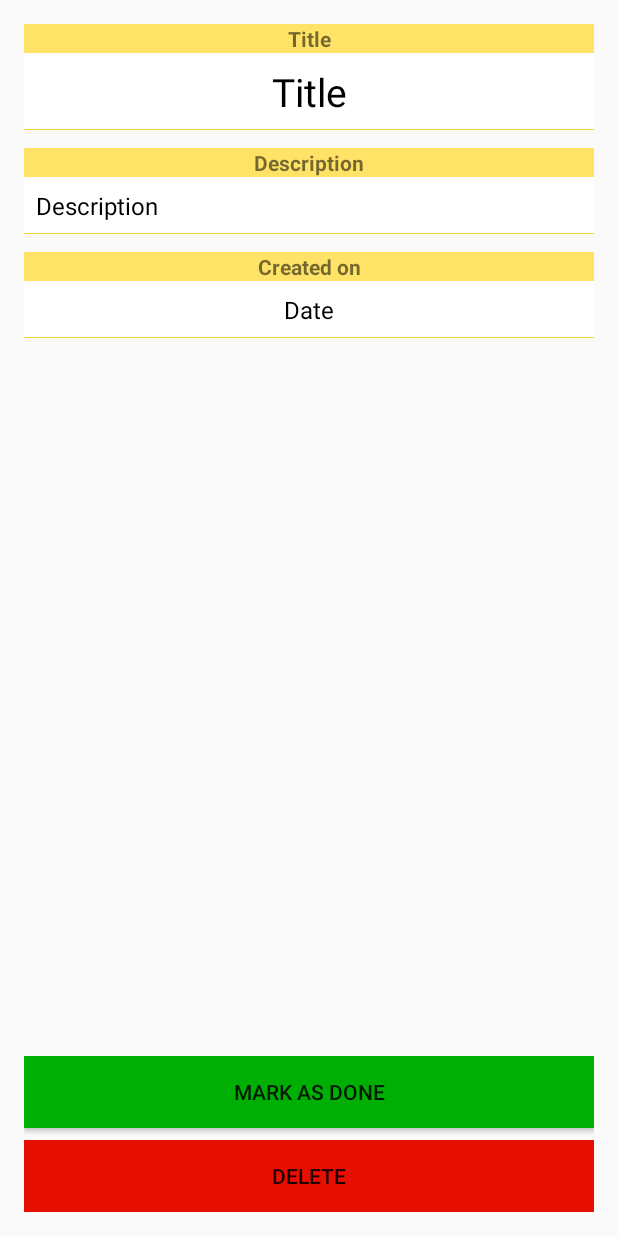
After one commit to banecogic/ToDoApp, an Android app: the ViewToDoActivity screen opened directly, with no data from a screen before it, on a phone screen of 412 x 824 dp. The commit adds this screen. Run offline under Robolectric (Android 15) with nearby library versions, the phone set to English and light mode, and no system bars; 4 statements that could not run were skipped.

Commit message:
Added ViewToDoActivity with posibilities to mark task as done or to be done and to delete task. UI changed a bit.

```diff
--- a/app/src/main/AndroidManifest.xml
+++ b/app/src/main/AndroidManifest.xml
@@ -17,6 +17,7 @@
             </intent-filter>
         </activity>
         <activity android:name=".activity.AddToDoActivity" />
+        <activity android:name=".activity.ViewToDoActivity"></activity>
     </application>
 
 </manifest>
--- /dev/null
+++ b/app/src/main/java/com/example/todoapp/activity/ViewToDoActivity.java
@@ -0,0 +1,90 @@
+package com.example.todoapp.activity;
+
+import android.content.Intent;
+import android.support.v7.app.AppCompatActivity;
+import android.os.Bundle;
+import android.view.View;
+import android.widget.Button;
+import android.widget.TextView;
+
+import com.example.todoapp.Constants;
+import com.example.todoapp.R;
+import com.example.todoapp.Util;
+import com.example.todoapp.manager.PreferenceManager;
+import com.example.todoapp.model.ToDoItem;
+import com.google.gson.Gson;
+
+public class ViewToDoActivity extends AppCompatActivity {
+    Gson gson = new Gson();
+    @Override
+    protected void onCreate(Bundle savedInstanceState) {
+        super.onCreate(savedInstanceState);
+        setContentView(R.layout.activity_view_to_do);
+    }
+
+    @Override
+    protected void onStart() {
+        super.onStart();
+
+        initializeView();
+    }
+
+    private void initializeView() {
+        TextView titleContentView = (TextView) findViewById(R.id.title_content_text_view);
+        TextView descriptionContentView = (TextView) findViewById(R.id.description_content_text_view);
+        TextView dateContentView = (TextView) findViewById(R.id.date_content_text_view);
+
+        Intent intent = getIntent();
+        String toDoItemJson = intent.getStringExtra(Constants.TO_DO_ITEM);
+
+        final ToDoItem toDoItem = gson.fromJson(toDoItemJson, ToDoItem.class);
+        titleContentView.setText(toDoItem.getTitle());
+        descriptionContentView.setText(toDoItem.getDescription());
+        dateContentView.setText(Util.parseDate(toDoItem.getDate()));
+
+        final Button markAsDoneBtn = (Button) findViewById(R.id.mark_as_done_button);
+        final Button markAsNotDoneBtn = (Button) findViewById(R.id.mark_as_not_done_button);
+        Button deleteBtn = (Button) findViewById(R.id.delete_button);
+
+        if(toDoItem.isDone()){
+            markAsDoneBtn.setVisibility(View.GONE);
+            markAsNotDoneBtn.setVisibility(View.VISIBLE);
+        }else{
+            markAsDoneBtn.setVisibility(View.VISIBLE);
+            markAsNotDoneBtn.setVisibility(View.GONE);
+        }
+
+        markAsDoneBtn.setOnClickListener(new View.OnClickListener() {
+            @Override
+            public void onClick(View v) {
+                toDoItem.setDone(true);
+                PreferenceManager.getInstance().saveToDoItem(toDoItem, false);
+                markAsDoneBtn.setVisibility(View.GONE);
+                markAsNotDoneBtn.setVisibility(View.VISIBLE);
+            }
+        });
+
+        markAsNotDoneBtn.setOnClickListener(new View.OnClickListener() {
+            @Override
+            public void onClick(View v) {
+                toDoItem.setDone(false);
+                PreferenceManager.getInstance().saveToDoItem(toDoItem, false);
+                markAsDoneBtn.setVisibility(View.VISIBLE);
+                markAsNotDoneBtn.setVisibility(View.GONE);
+            }
+        });
+
+        deleteBtn.setOnClickListener(new View.OnClickListener() {
+            @Override
+            public void onClick(View v) {
+                removeAction(toDoItem);
+            }
+        });
+    }
+
+    private void removeAction(ToDoItem toDoItem) {
+        PreferenceManager.getInstance().removeToDoItem(toDoItem);
+        Intent backToMainIntent = new Intent(this, MainActivity.class);
+        startActivity(backToMainIntent);
+    }
+}
--- a/app/src/main/res/drawable/edit_text_style.xml
+++ b/app/src/main/res/drawable/edit_text_style.xml
@@ -1,7 +1,18 @@
 <?xml version="1.0" encoding="utf-8"?>
-<shape xmlns:android="http://schemas.android.com/apk/res/android">
-    <solid android:color="@color/colorAccent" />
-    <stroke
-        android:width="1dp"
-        android:color="@color/colorPrimaryDark" />
-</shape>
+<layer-list xmlns:android="http://schemas.android.com/apk/res/android">
+    <item>
+        <shape android:shape="rectangle">
+            <stroke android:width="1dp"
+                android:color="@color/colorPrimaryDark" />
+            <solid android:color="@color/colorAccent" />
+
+        </shape>
+    </item>
+    <item android:bottom="1dp">
+        <shape android:shape="rectangle">
+            <stroke android:width="1dp"
+                android:color="@color/colorAccent" />
+            <solid android:color="@color/colorAccent" />
+        </shape>
+    </item>
+</layer-list>
--- /dev/null
+++ b/app/src/main/res/layout/activity_view_to_do.xml
@@ -0,0 +1,116 @@
+<?xml version="1.0" encoding="utf-8"?>
+<LinearLayout xmlns:android="http://schemas.android.com/apk/res/android"
+    xmlns:tools="http://schemas.android.com/tools"
+    android:id="@+id/activity_view_to_do"
+    android:layout_width="match_parent"
+    android:layout_height="match_parent"
+    android:paddingBottom="@dimen/activity_vertical_margin"
+    android:paddingLeft="@dimen/activity_horizontal_margin"
+    android:paddingRight="@dimen/activity_horizontal_margin"
+    android:paddingTop="@dimen/activity_vertical_margin"
+    android:orientation="vertical"
+    tools:context="com.example.todoapp.activity.AddToDoActivity">
+
+    <TextView
+        android:id="@+id/title_text_view"
+        android:text="@string/title"
+        android:layout_width="match_parent"
+        android:layout_height="wrap_content"
+        android:background="@color/colorPrimary"
+        android:gravity="center"
+        android:textStyle="bold" />
+
+    <TextView
+        android:id="@+id/title_content_text_view"
+        android:layout_width="match_parent"
+        android:layout_height="wrap_content"
+        android:text="@string/title"
+        android:fontFamily="Tahoma"
+        android:textSize="26sp"
+        android:gravity="center"
+        android:textColor="#000000"
+        android:background="@drawable/edit_text_style"
+        android:textStyle="normal"
+        android:padding="8dp" />
+
+    <TextView
+        android:id="@+id/description_text_view"
+        android:text="@string/description"
+        android:layout_width="match_parent"
+        android:layout_height="wrap_content"
+        android:background="@color/colorPrimary"
+        android:layout_marginTop="12dp"
+        android:gravity="center"
+        android:textStyle="bold" />
+
+    <TextView
+        android:id="@+id/description_content_text_view"
+        android:layout_width="match_parent"
+        android:layout_height="wrap_content"
+        android:text="@string/description"
+        android:fontFamily="Tahoma"
+        android:textSize="16sp"
+        android:textColor="#000000"
+        android:background="@drawable/edit_text_style"
+        android:textStyle="normal"
+        android:padding="8dp" />
+
+    <TextView
+        android:id="@+id/date_text_view"
+        android:text="@string/created_on"
+        android:layout_width="match_parent"
+        android:layout_height="wrap_content"
+        android:background="@color/colorPrimary"
+        android:layout_marginTop="12dp"
+        android:gravity="center"
+        android:textStyle="bold" />
+
+    <TextView
+        android:id="@+id/date_content_text_view"
+        android:layout_width="match_parent"
+        android:layout_height="wrap_content"
+        android:text="@string/date"
+        android:fontFamily="Tahoma"
+        android:textSize="16sp"
+        android:textColor="#000000"
+        android:background="@drawable/edit_text_style"
+        android:textStyle="normal"
+        android:gravity="center"
+        android:padding="8dp" />
+
+    <RelativeLayout
+        android:layout_width="match_parent"
+        android:layout_height="match_parent">
+        <LinearLayout
+            android:layout_width="match_parent"
+            android:layout_height="wrap_content"
+            android:orientation="vertical"
+            android:layout_alignParentBottom="true">
+            <Button
+                android:id="@+id/mark_as_done_button"
+                android:layout_width="match_parent"
+                android:layout_height="wrap_content"
+                android:text="@string/mark_as_done"
+                android:textAlignment="center"
+                android:background="@color/colorMarkAsDone"
+                android:layout_gravity="center"/>
+            <Button
+                android:id="@+id/mark_as_not_done_button"
+                android:layout_width="match_parent"
+                android:layout_height="wrap_content"
+                android:text="@string/mark_as_not_done"
+                android:textAlignment="center"
+                android:background="@color/colorMarkAsNotDone"
+                android:layout_gravity="center"/>
+            <Button
+                android:id="@+id/delete_button"
+                android:layout_width="match_parent"
+                android:layout_height="wrap_content"
+                android:text="@string/delete"
+                android:textAlignment="center"
+                android:background="@color/colorErrorDark"
+                android:layout_gravity="center"
+                android:layout_marginTop="8dp"/>
+        </LinearLayout>
+    </RelativeLayout>
+</LinearLayout>
--- a/app/src/main/res/layout/to_do_item_layout.xml
+++ b/app/src/main/res/layout/to_do_item_layout.xml
@@ -1,7 +1,8 @@
 <RelativeLayout xmlns:android="http://schemas.android.com/apk/res/android"
     android:layout_width="fill_parent"
     android:layout_height="?android:attr/listPreferredItemHeight"
-    android:padding="6dip" >
+    android:padding="6dip"
+    android:background="@drawable/edit_text_style">
 
     <ImageView
         android:id="@+id/to_do_item_icon"
@@ -23,7 +24,8 @@
         android:ellipsize="marquee"
         android:maxLines="1"
         android:text="@string/date"
-        android:textSize="12sp" />
+        android:textSize="12sp"
+        android:elevation="1dp" />
 
     <TextView
         android:id="@+id/to_do_item_title"
--- a/app/src/main/res/values/colors.xml
+++ b/app/src/main/res/values/colors.xml
@@ -1,8 +1,11 @@
 <?xml version="1.0" encoding="utf-8"?>
 <resources>
+    <color name="colorAccent">#ffffff</color>
+    <color name="colorErrorDark">#e70e02</color>
+    <color name="colorMarkAsDone">#00af03</color>
+    <color name="colorMarkAsNotDone">#fdba01</color>
+    <color name="colorPlaceholder">#999999</color>
     <color name="colorPrimary">#ffe367</color>
     <color name="colorPrimaryDark">#f9d32a</color>
-    <color name="colorAccent">#ffffff</color>
-    <color name="colorPlaceholder">#999999</color>
     <color name="colorSuccessDark">#00af03</color>
 </resources>
--- a/app/src/main/res/values/strings.xml
+++ b/app/src/main/res/values/strings.xml
@@ -1,10 +1,16 @@
 <resources>
+    <string name="add">Add</string>
     <string name="app_name">ToDoApp</string>
+    <string name="created_on">Created on</string>
+    <string name="date">Date</string>
+    <string name="delete">Delete</string>
+    <string name="description">Description</string>
+    <string name="description_placeholder">Put a short description of what you need to do.</string>
+    <string name="mark_as_done">Mark as done</string>
+    <string name="mark_as_not_done">Mark as to be done</string>
+    <string name="not_done">Not done</string>
+    <string name="title">Title</string>
+    <string name="title_placeholder">Title</string>
     <string name="todo">To Do:</string>
-    <string name="title">Title</string>
-    <string name="date">Date</string>
-    <string name="not_done">Not done</string>
-    <string name="title_placeholder">Title</string>
-    <string name="description_placeholder">Put a short description of what you need to do.</string>
-    <string name="add">Add</string>
+    <string name="todolist">To Do List</string>
 </resources>
```
Also changed, not shown: app/src/main/java/com/example/todoapp/Constants.java (added, +9 -0 lines), app/src/main/java/com/example/todoapp/Util.java (added, +18 -0 lines), app/src/main/java/com/example/todoapp/activity/AddToDoActivity.java (+14 -23 lines), app/src/main/java/com/example/todoapp/activity/MainActivity.java (+19 -0 lines), app/src/main/java/com/example/todoapp/adapter/ToDoListViewAdapter.java (+18 -9 lines), app/src/main/java/com/example/todoapp/manager/PreferenceManager.java (+45 -9 lines), app/src/main/java/com/example/todoapp/model/ToDoItem.java (+17 -4 lines), app/src/main/res/layout/activity_add_to_do.xml (+27 -3 lines), app/src/main/res/layout/activity_main.xml (+4 -3 lines), app/src/main/res/drawable-hdpi/add_to_do_button.png, app/src/main/res/drawable-mdpi/add_to_do_button.png, app/src/main/res/drawable-xhdpi/add_to_do_button.png, app/src/main/res/drawable-xxhdpi/add_to_do_button.png.
